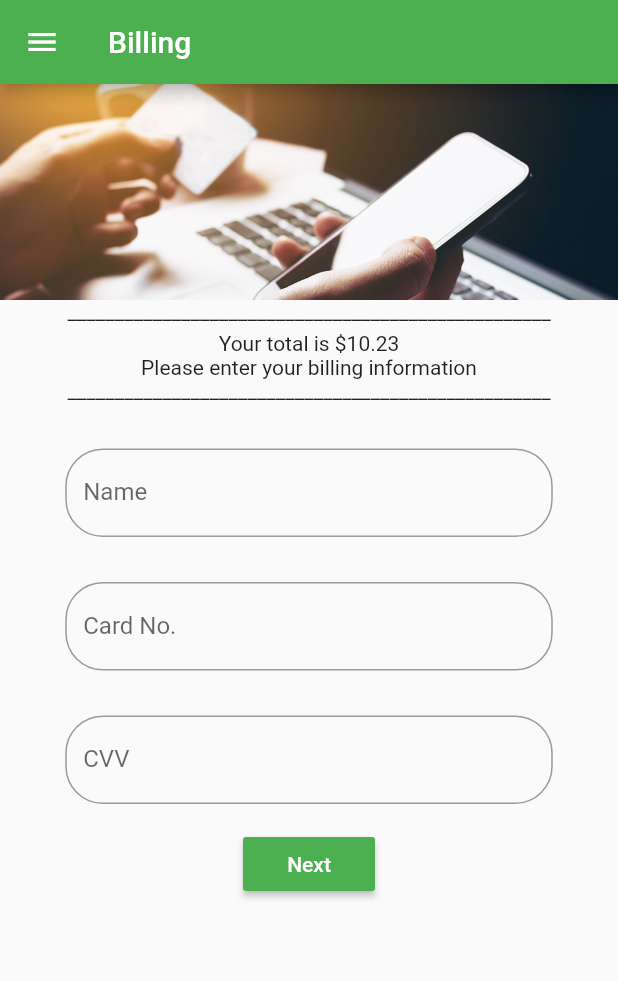
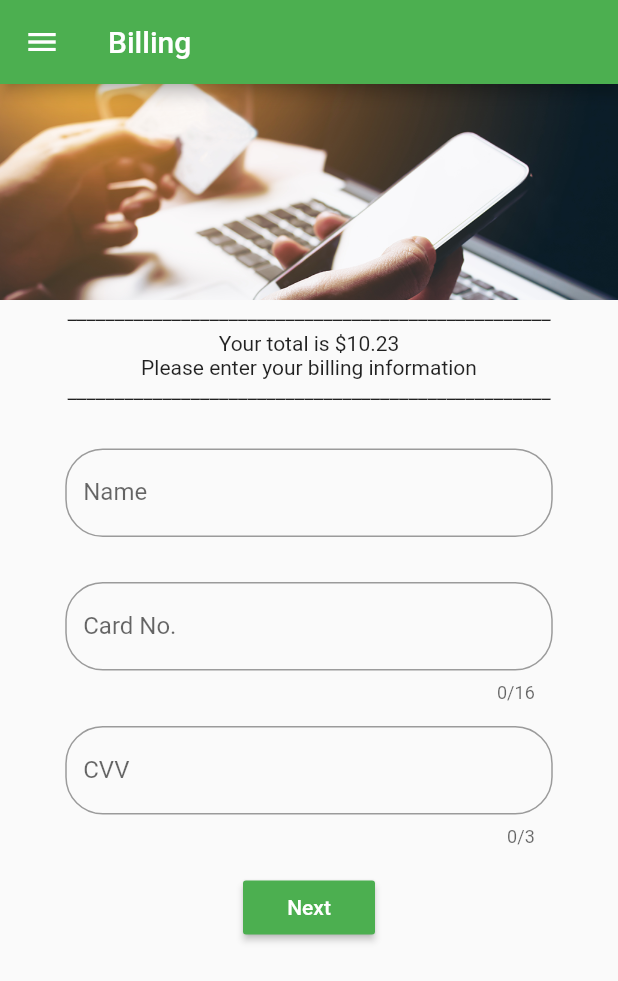
Before and after one commit to jmkurtz/SE330_HumanFactorsAndUserInterface, a Flutter app: the BillingPage screen opened directly, on a phone screen of 412 x 824 dp. Shown: the top 981 px of the screen. Run offline on Flutter 3.47's test engine with Material 2 defaults, Android fonts, the phone set to English and light mode, and no system bars; our stand-ins replace flutter_local_notifications, sqflite; accounts and stored records are empty.

Commit message:
Updated Text Boxes and Notifications

```diff
--- a/store_app/lib/Widgets/Inputs/emailBox.dart
+++ b/store_app/lib/Widgets/Inputs/emailBox.dart
@@ -27,7 +27,7 @@ class _EmailBoxState extends State<EmailBox> {
           ),
         ),
         validator: (value) {
-          if(value.isEmpty){
+          if(value.isEmpty || !value.contains('@')){
             return widget.errorText;
           }
           return null;
--- a/store_app/lib/billingPage.dart
+++ b/store_app/lib/billingPage.dart
@@ -27,7 +27,6 @@ class BillingPage extends StatefulWidget {
 }
 
 class _BillingPageState extends State<BillingPage> {
-
   @override
   Widget build(BuildContext context) {
     final _formKey = GlobalKey<FormState>();
@@ -55,31 +54,55 @@ class _BillingPageState extends State<BillingPage> {
                   new Container( width: 325, child: new Text(
                       '___________________________________________________', textAlign: TextAlign.center,),),
                   new Padding(padding: EdgeInsets.only(top: 30),),
-                  InputBox(
-                    hintText: "Enter the name",
-                    labelText: "Name",
-                    errorText: "Please enter the name on the card",
+                  new Container( width: 325, child:
+                    new TextFormField(
+                      decoration: new InputDecoration(labelText: 'Name', hintText: 'Enter the name', fillColor: Colors.white,
+                        border: new OutlineInputBorder(borderRadius: new BorderRadius.circular(25.0), borderSide: BorderSide(),),),
+                      validator: (value) {
+                        if(value.isEmpty){
+                          return 'Please enter the name on the card';
+                        }
+                        return null;
+                      },
+                    )
                   ),
                   new Padding(padding: EdgeInsets.only(top: 30),),
-                  InputBox(
-                    hintText: "Enter your credit card number",
-                    labelText: "Card No.",
-                    errorText: "Please enter in a credit card number",
+                  new Container( width: 325, child:
+                    new TextFormField(
+                      decoration: new InputDecoration(labelText: 'Card No.', hintText: 'Enter your credit card number', fillColor: Colors.white,
+                        border: new OutlineInputBorder(borderRadius: new BorderRadius.circular(25.0), borderSide: BorderSide(),),),
+                      validator: (value) {
+                        if(value.isEmpty || value.length != 16){
+                          return "Please enter a valid credit card number";
+                        }
+                        return null;
+                      },
+                      maxLength: 16,
+                      keyboardType: TextInputType.number,
+                    )
                   ),
-                  new Padding(padding: EdgeInsets.only(top: 30),),
-                  InputBox(
-                    hintText: "Enter your CVV number",
-                    labelText: "CVV",
-                    errorText: "Please enter in a valid CVV",
+                  new Padding(padding: EdgeInsets.only(top: 15),),
+                  new Container( width: 325, child:
+                    new TextFormField(
+                      decoration: new InputDecoration(labelText: 'CVV', hintText: 'Enter your CVV number', fillColor: Colors.white,
+                        border: new OutlineInputBorder(borderRadius: new BorderRadius.circular(25.0), borderSide: BorderSide(),),),
+                      validator: (value) {
+                        if(value.isEmpty || value.length != 3){
+                          return 'Please enter in a valid CVV';
+                        }
+                        return null;
+                      },
+                      maxLength: 3,
+                      keyboardType: TextInputType.number,
+                    )
                   ),
                   Padding(
                     padding: const EdgeInsets.symmetric( vertical: 16.0 ),
                     child: RaisedButton(
-                      onPressed: () {
-                        Navigator.push(
-                          context,
-                          MaterialPageRoute(builder: (context) => ShippingPage(title: 'Shipping', totalPrice: '\$10.23',)),
-                        );
+                      onPressed:() async{
+                        if(_formKey.currentState.validate()){
+                          Navigator.push(context,MaterialPageRoute(builder: (context) => ShippingPage(title: 'Shipping', totalPrice: '\$10.23',)),);
+                        }
                       },
                       color: Theme.of(context).primaryColor,
                       textColor: Colors.white,
```
Also changed, not shown: store_app/lib/Helpers/notificationHelper.dart (+1 -13 lines), store_app/lib/Widgets/Inputs/inputBox.dart (+5 -9 lines), store_app/lib/contactUsPage.dart (+5 -3 lines), store_app/lib/homePage.dart (+0 -25 lines), store_app/lib/settingsPage.dart (+0 -19 lines), store_app/lib/shippingPage.dart (+18 -8 lines), 2 other files.
